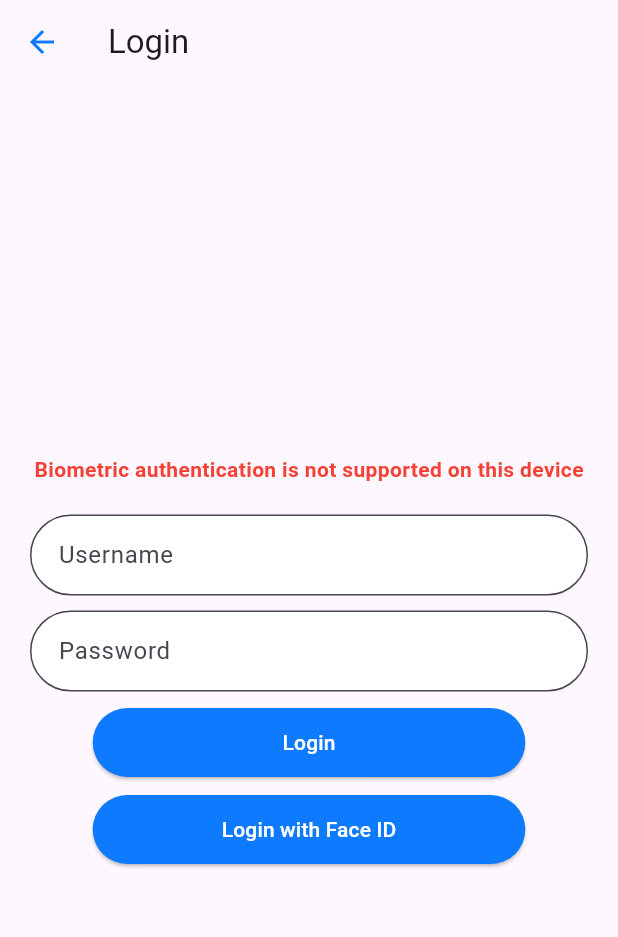
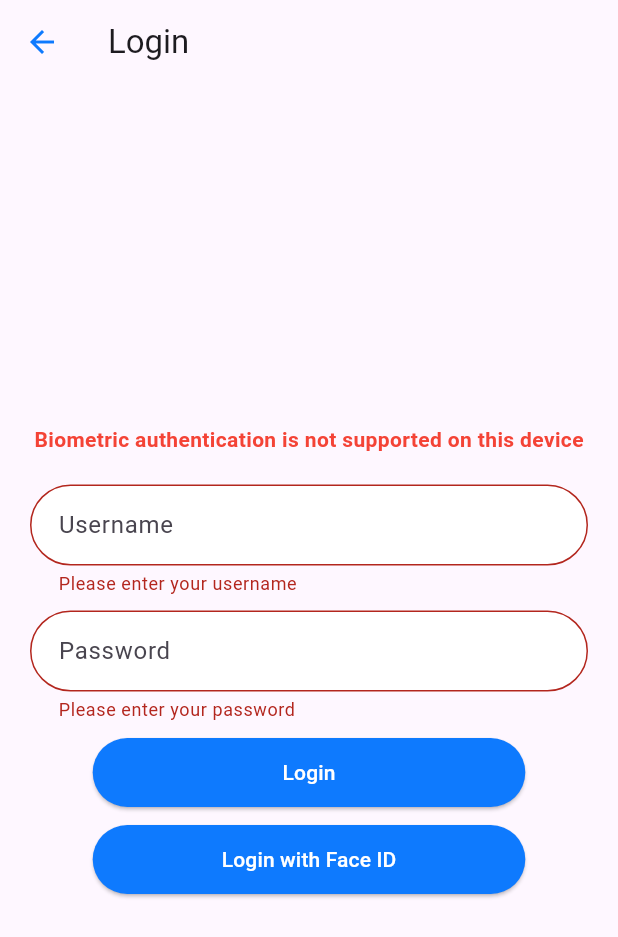
Before and after one commit to JarvisLam-LemonCEO/CMPE137, a Flutter app: the AuthScreen screen opened directly, after a tap on "Login", on a phone screen of 412 x 824 dp. Shown: the top 937 px of the screen. Run offline on Flutter 3.47's test engine with Material 3 defaults, Android fonts, the phone set to English and light mode, and no system bars; our stand-ins replace local_auth; Roboto replaces fonts that are missing (SF Pro Display).

Commit message:
update login

```diff
--- a/lib/auth_screen.dart
+++ b/lib/auth_screen.dart
@@ -3,6 +3,7 @@ import 'package:flutter/services.dart';
 import 'package:local_auth/local_auth.dart';
 
 import 'home.dart';
+import 'customerHome.dart';
 
 class AuthScreen extends StatefulWidget {
   const AuthScreen({Key? key}) : super(key: key);
@@ -21,6 +22,9 @@ class _AuthScreenState extends State<AuthScreen> {
   final LocalAuthentication auth = LocalAuthentication();
   SupportState supportState = SupportState.unknown;
   List<BiometricType>? availableBiometrics;
+  final GlobalKey<FormState> _formKey = GlobalKey<FormState>();
+  final TextEditingController usernameController = TextEditingController();
+  final TextEditingController passwordController = TextEditingController();
 
   @override
   void initState() {
@@ -81,6 +85,37 @@ class _AuthScreenState extends State<AuthScreen> {
     }
   }
 
+  void login(String username, String password) {
+    // Customer credentials
+    final customerUsername = 'customer';
+    final customerPassword = '1234';
+
+    // Vendor credentials
+    final vendorUsername = 'vendor';
+    final vendorPassword = '1234';
+
+    // Check if the entered username and password match the customer credentials
+    if (username == customerUsername && password == customerPassword) {
+      Navigator.pushReplacement(
+        context,
+        MaterialPageRoute(builder: (context) => const CustomerHome()), // Navigate to CustomerHome.dart
+      );
+    } else if (username == vendorUsername && password == vendorPassword) {
+      Navigator.pushReplacement(
+        context,
+        MaterialPageRoute(builder: (context) => const Home()), // Navigate to Home.dart
+      );
+    } else {
+      // Show an error message if the credentials are incorrect
+      ScaffoldMessenger.of(context).showSnackBar(
+        const SnackBar(
+          content: Text('Invalid username or password'),
+          backgroundColor: Colors.red,
+        ),
+      );
+    }
+  }
+
   @override
   Widget build(BuildContext context) {
     final Size screenSize = MediaQuery.of(context).size;
@@ -95,6 +130,7 @@ class _AuthScreenState extends State<AuthScreen> {
         child: Padding(
           padding: const EdgeInsets.symmetric(horizontal: 20),
           child: Form(
+            key: _formKey,
             child: Column(
               mainAxisAlignment: MainAxisAlignment.center,
               children: [
@@ -115,6 +151,7 @@ class _AuthScreenState extends State<AuthScreen> {
                 ),
                 const SizedBox(height: 20),
                 TextFormField(
+                  controller: usernameController,
                   decoration: InputDecoration(
                     filled: true,
                     fillColor: Colors.white,
@@ -133,6 +170,7 @@ class _AuthScreenState extends State<AuthScreen> {
                 ),
                 const SizedBox(height: 10),
                 TextFormField(
+                  controller: passwordController,
                   obscureText: true,
                   decoration: InputDecoration(
                     filled: true,
@@ -154,8 +192,11 @@ class _AuthScreenState extends State<AuthScreen> {
                 ElevatedButton(
                   onPressed: () {
                     // Validate the form
-                    if (Form.of(context)!.validate()) {
+                    if (_formKey.currentState!.validate()) {
                       // Handle login button press
+                      final enteredUsername = usernameController.text;
+                      final enteredPassword = passwordController.text;
+                      login(enteredUsername, enteredPassword);
                     }
                   },
                   child: Text(
```
Also changed, not shown: 11 other files.
